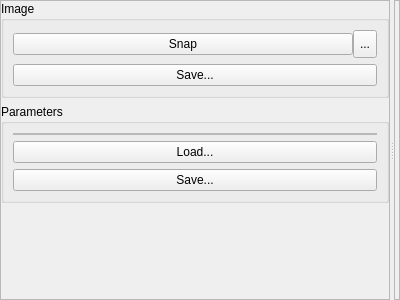
Before: the Qt Designer form ACF/Include/iqt/CSnapImageGuiComp.ui in ImagingTools/Acf, drawn with Qt 5.
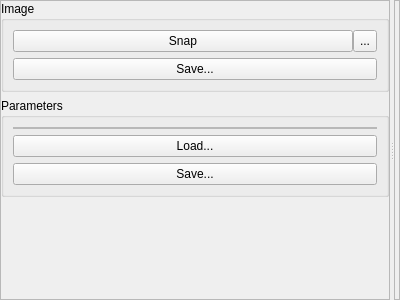
After: the same form once the commit is applied. Icons and pictures are not drawn.

Patch:
```diff
--- a/ACF/Include/iqt/CSnapImageGuiComp.ui
+++ b/ACF/Include/iqt/CSnapImageGuiComp.ui
@@ -40,6 +40,14 @@
        </property>
        <item>
         <widget class="QGroupBox" name="groupBox" >
+         <property name="sizePolicy" >
+          <sizepolicy>
+           <hsizetype>5</hsizetype>
+           <vsizetype>4</vsizetype>
+           <horstretch>0</horstretch>
+           <verstretch>0</verstretch>
+          </sizepolicy>
+         </property>
          <property name="title" >
           <string>Image</string>
          </property>
@@ -70,7 +78,7 @@
               <property name="sizePolicy" >
                <sizepolicy>
                 <hsizetype>0</hsizetype>
-                <vsizetype>3</vsizetype>
+                <vsizetype>5</vsizetype>
                 <horstretch>0</horstretch>
                 <verstretch>0</verstretch>
                </sizepolicy>
```
Left out of the diff: 8 changed lines with no effect on the pictures.
